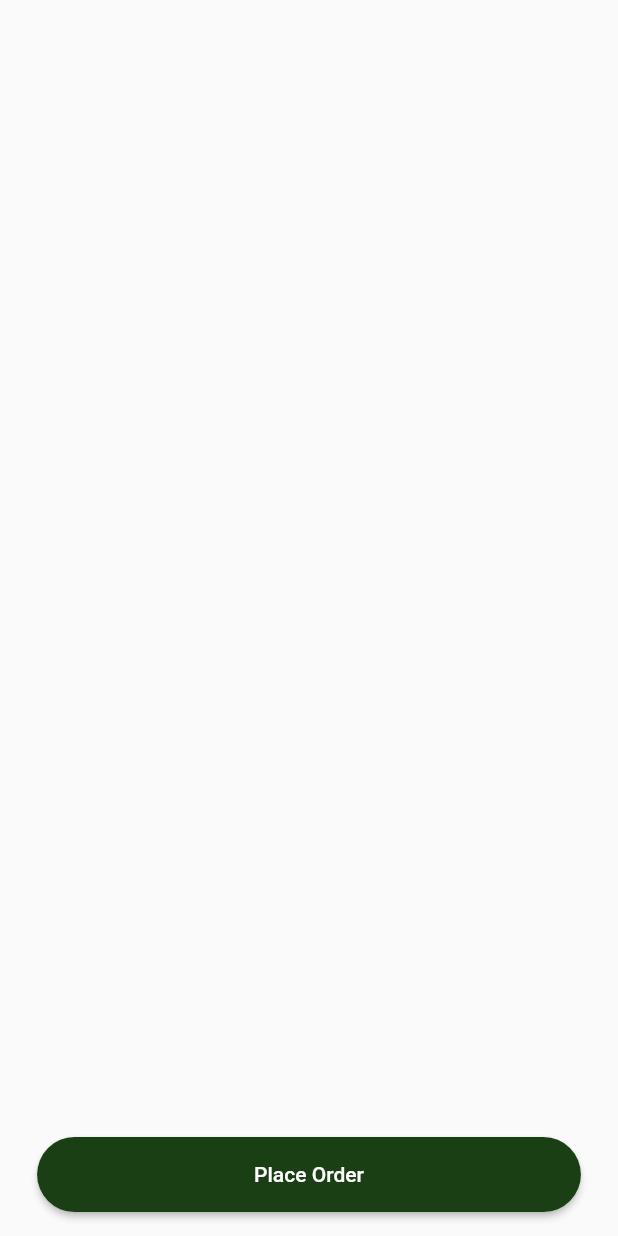
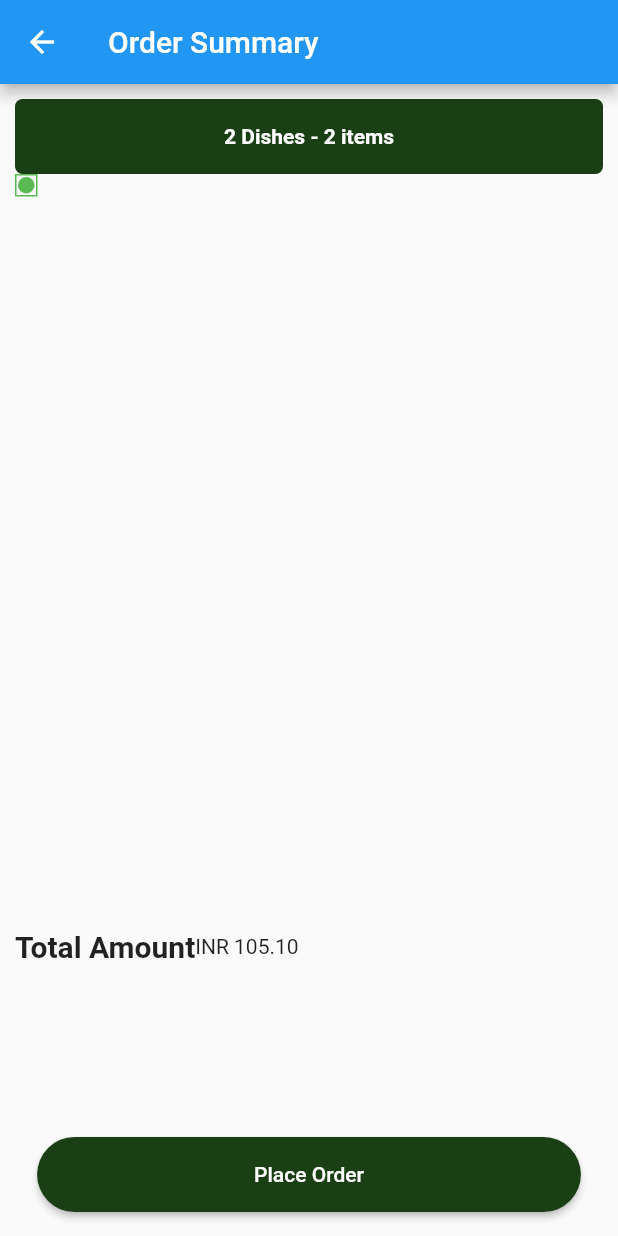
Before and after one commit to AbikMathew/machine-test-zartek, a Flutter app: the screen it shows after launch, scrolled down 576 dp, after a tap on the "shopping cart" icon, on a phone screen of 412 x 824 dp. Run offline on Flutter 3.47's test engine with Material 2 defaults, Android fonts, the phone set to English and light mode, and no system bars; our stand-ins replace get, sizer.

Commit message:
working on order summary ui

```diff
--- a/lib/main.dart
+++ b/lib/main.dart
@@ -3,6 +3,7 @@ import 'package:get/get.dart';
 import 'package:sizer/sizer.dart';
 import 'package:zartek_test/const/app_colors.dart';
 import 'package:zartek_test/view/pages/authentication_screen/authentication_screen.dart';
+import 'package:zartek_test/view/pages/checkout_screen/checkout_screen.dart';
 import 'package:zartek_test/view/pages/home_screen/home_screen.dart';
 
 void main() {
@@ -20,8 +21,9 @@ class MyApp extends StatelessWidget {
       builder: (context, orientation, deviceType) {
         return const GetMaterialApp(
           debugShowCheckedModeBanner: false,
-          title: 'Flutter Demo', home: HomeScreen(),
-
+          title: 'Flutter Demo',
+          home: HomeScreen(),
+          //home: CheckoutScreen(),
         );
       },
     );
--- a/lib/view/pages/checkout_screen/checkout_screen.dart
+++ b/lib/view/pages/checkout_screen/checkout_screen.dart
@@ -3,6 +3,7 @@ import 'package:flutter/src/foundation/key.dart';
 import 'package:flutter/src/widgets/framework.dart';
 import 'package:sizer/sizer.dart';
 import 'package:zartek_test/const/app_colors.dart';
+import 'package:zartek_test/view/pages/home_screen/widgets/menu_item.dart';
 
 class CheckoutScreen extends StatelessWidget {
   const CheckoutScreen({Key? key}) : super(key: key);
@@ -10,7 +11,65 @@ class CheckoutScreen extends StatelessWidget {
   @override
   Widget build(BuildContext context) {
     return Scaffold(
-      body: Container(),
+      appBar: AppBar(
+        title: const Text('Order Summary'),
+      ),
+      body: Padding(
+        padding: const EdgeInsets.all(10.0),
+        child: Container(
+          decoration: const BoxDecoration(),
+          child: Container(
+            //padding: EdgeInsets.all(13),
+            height: 70.h,
+            decoration: BoxDecoration(
+                // border: Border.all(
+                //  // color: Colors.red, // red as border color
+                // ),
+                ),
+            child: Column(
+              children: [
+                Container(
+                  decoration: BoxDecoration(
+                      color: AppColors.kdarkGreen,
+                      borderRadius: BorderRadius.circular(5)),
+                  height: 50,
+                  width: double.infinity,
+                  child: const Center(
+                    child: Text(
+                      '2 Dishes - 2 items',
+                      style: TextStyle(
+                          color: AppColors.kWhite, fontWeight: FontWeight.bold),
+                    ),
+                  ),
+                ),
+                Expanded(
+                  child: ListView(
+                    children: [
+                      Container(
+                        child: Row(
+                          children: [
+                            VegLogo(),
+                          ],
+                        ),
+                      )
+                    ],
+                  ),
+                ),
+                Row(
+                  children: const [
+                    Text(
+                      'Total Amount',
+                      style:
+                          TextStyle(fontWeight: FontWeight.bold, fontSize: 20),
+                    ),
+                    Text('INR 105.10'),
+                  ],
+                )
+              ],
+            ),
+          ),
+        ),
+      ),
       floatingActionButton: ElevatedButton(
         style: ElevatedButton.styleFrom(
           primary: AppColors.kdarkGreen,
@@ -21,14 +80,8 @@ class CheckoutScreen extends StatelessWidget {
           maximumSize: Size(90.w, 50),
         ),
         onPressed: () {},
-        child: Text('Place Order'),
+        child: const Text('Place Order'),
       ),
-      // FloatingActionButton(
-      //   isExtended: true,
-      //   onPressed: () {},
-      //   child: Text('Place Order'),
-      // ),
-      //TextButton(onPressed: (){}, child: Text('Place Order'),),
       floatingActionButtonLocation: FloatingActionButtonLocation.centerFloat,
     );
   }
```
